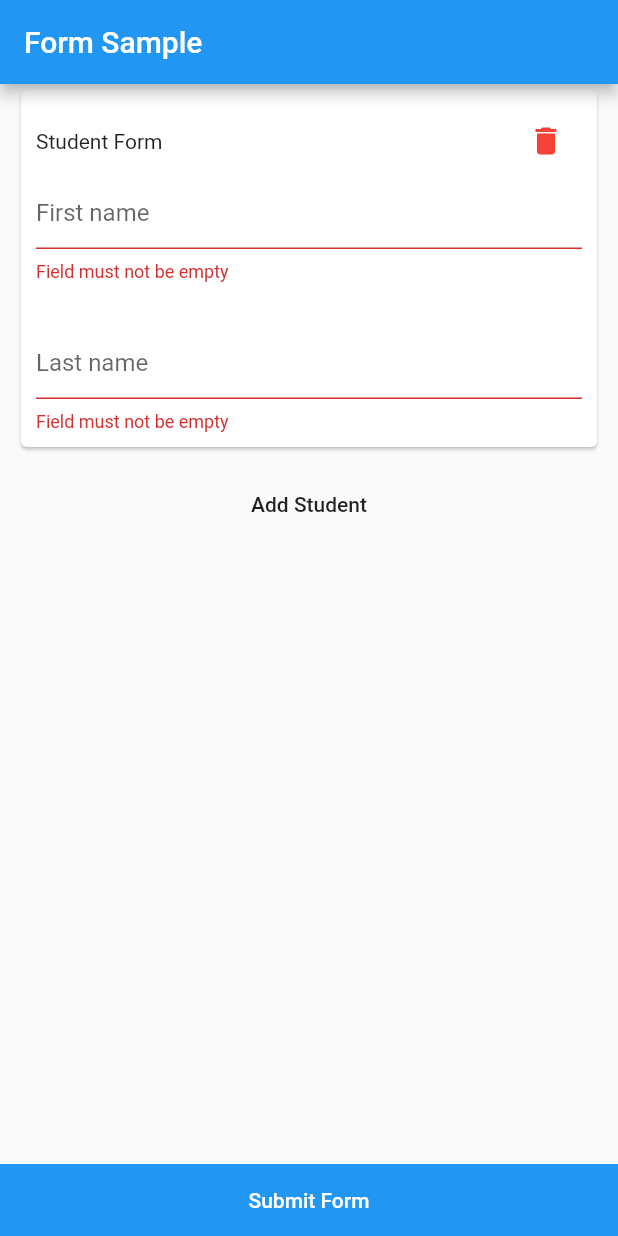
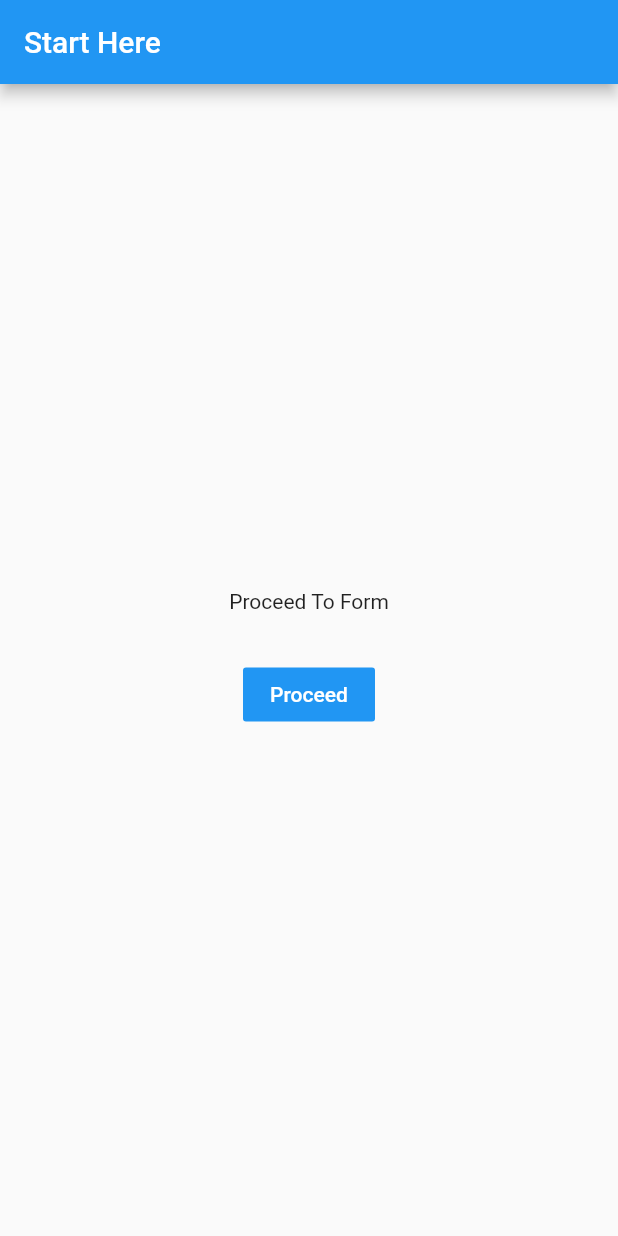
Before and after one commit to ChristianGerardHizon/Form-Sample, a Flutter app: the screen it shows after launch, on a phone screen of 412 x 824 dp. Run offline on Flutter 3.47's test engine with Material 2 defaults, Android fonts, the phone set to English and light mode, and no system bars.

Commit message:
Added Messages

```diff
--- a/lib/main.dart
+++ b/lib/main.dart
@@ -1,6 +1,5 @@
 import 'package:flutter/material.dart';
-import 'package:sample_form_mesai/models/formData.dart';
-import 'package:sample_form_mesai/student_form.dart';
+import 'package:sample_form_mesai/startPage.dart';
 
 void main() {
   runApp(MyApp());
@@ -12,133 +11,11 @@ class MyApp extends StatefulWidget {
 }
 
 class _MyAppState extends State<MyApp> {
-  List<FormData> _listOfStudents = List<FormData>();
-
-  @override
-  void initState() {
-    super.initState();
-
-    /// Add a FormData so that the form will on start will display one data.
-    ///
-    _listOfStudents.add(FormData());
-  }
-
-  _onAddStudent() {
-    _listOfStudents.add(FormData());
-    setState(() {});
-  }
-
-  /// Handles Remove icon when StudentFrom is be removed.
-  /// * remove is disabled if 1 student form is remaining.
-  ///
-  _onStudentRemove(int indexToRemove) {
-    if (_listOfStudents.length == 1) {
-      return;
-    }
-
-    /// A new list is created based on _listOfStudents without the to FormData
-    /// to be removed.
-    ///
-    List<FormData> newList = [];
-    _listOfStudents.asMap().forEach(((index, formData) {
-      if (indexToRemove != index) {
-        newList.add(formData);
-      }
-    }));
-
-    /// Changed the _listOfStudent to container the newList data.
-    _listOfStudents = newList.toList();
-    setState(() {});
-  }
-
-  /// Whenever the StudentForm's are updated the function onChanged is triggered
-  /// and this _onStudentDataChanged is called.
-  ///
-  /// The student data is added to the list based on the StudentForm's index on
-  /// the _listOfStudents array.
-  ///
-  _onStudentDataChanged(int index, FormData formData) {
-    _listOfStudents[index] = formData;
-  }
-
-  _onSubmit() {
-    /// print output
-    ///
-    _listOfStudents.map((e) => print(e.toJson())).toList();
-  }
-
   @override
   Widget build(BuildContext context) {
     return MaterialApp(
       title: 'Sample Form',
-      home: Scaffold(
-        appBar: AppBar(
-          title: Text('Form Sample'),
-        ),
-        body: Container(
-          height: double.maxFinite,
-          child: Stack(
-            children: [
-              SingleChildScrollView(
-                child: Column(
-                  children: <Widget>[
-                    /// Form array
-                    ListView.builder(
-                      /// List view will occupy minimum space required.
-                      ///
-                      shrinkWrap: true,
-
-                      /// Disables scroll feature of listView
-                      ///
-                      physics: NeverScrollableScrollPhysics(),
-                      itemCount: _listOfStudents?.length ?? 0,
-                      itemBuilder: (context, index) {
-                        ///
-                        ///
-                        ///
-                        return StudentForm(
-                          onFormChange: (formData) =>
-                              _onStudentDataChanged(index, formData),
-                          onRemove: () => _onStudentRemove(index),
-                        );
-                      },
-                    ),
-
-                    /// Add Student button
-                    ///
-                    FlatButton(
-                      onPressed: _onAddStudent,
-                      child: Text('Add Student'),
-                    ),
-
-                    SizedBox(height: 70),
-                  ],
-                ),
-              ),
-
-              /// Submit Button
-              ///
-              ///
-              Positioned(
-                bottom: 0,
-                right: 0,
-                left: 0,
-                child: Container(
-                  color: Theme.of(context).primaryColor,
-                  width: double.maxFinite,
-                  child: FlatButton(
-                    onPressed: _onSubmit,
-                    child: Text(
-                      'Submit Form',
-                      style: TextStyle(color: Colors.white),
-                    ),
-                  ),
-                ),
-              )
-            ],
-          ),
-        ),
-      ),
+      home: StartPage(),
     );
   }
 }
--- /dev/null
+++ b/lib/startPage.dart
@@ -0,0 +1,52 @@
+import 'package:flutter/cupertino.dart';
+import 'package:flutter/material.dart';
+import 'package:sample_form_mesai/formPage.dart';
+
+class StartPage extends StatefulWidget {
+  @override
+  _StartPageState createState() => _StartPageState();
+}
+
+class _StartPageState extends State<StartPage> {
+  _onProceed() {
+    int requestId = 1;
+
+    /// Passing Data for start page to form page
+    ///
+    Navigator.push(
+      context,
+      MaterialPageRoute(
+        builder: (context) => FormPage(
+          requestId: requestId,
+        ),
+      ),
+    );
+  }
+
+  @override
+  Widget build(BuildContext context) {
+    return Scaffold(
+      appBar: AppBar(
+        title: Text('Start Here'),
+      ),
+      body: Container(
+        alignment: Alignment.center,
+        child: Column(
+          mainAxisAlignment: MainAxisAlignment.center,
+          children: <Widget>[
+            Text('Proceed To Form'),
+            SizedBox(height: 30),
+            FlatButton(
+              color: Theme.of(context).primaryColor,
+              onPressed: _onProceed,
+              child: Text(
+                'Proceed',
+                style: TextStyle(color: Colors.white),
+              ),
+            )
+          ],
+        ),
+      ),
+    );
+  }
+}
```
Also changed, not shown: lib/formPage.dart (added, +166 -0 lines).
